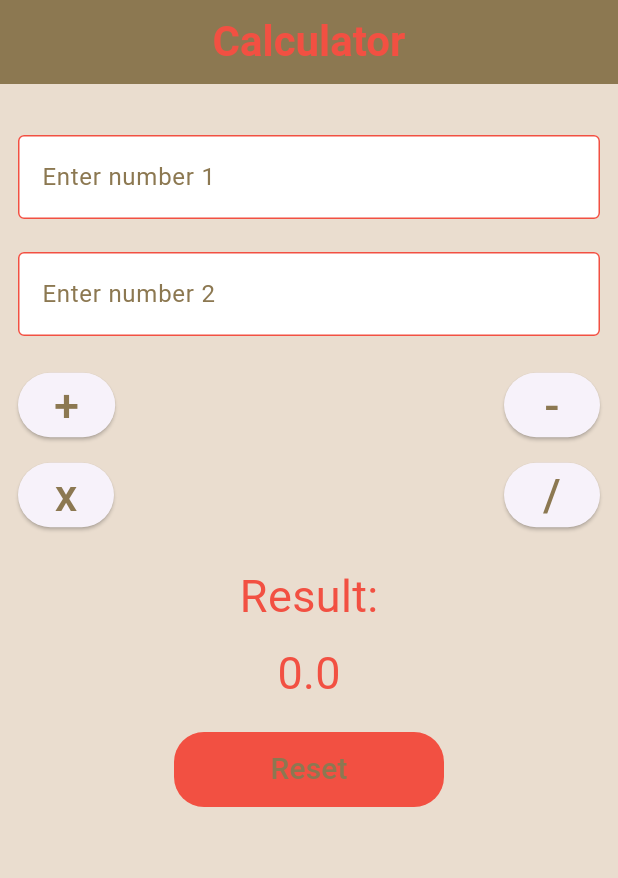
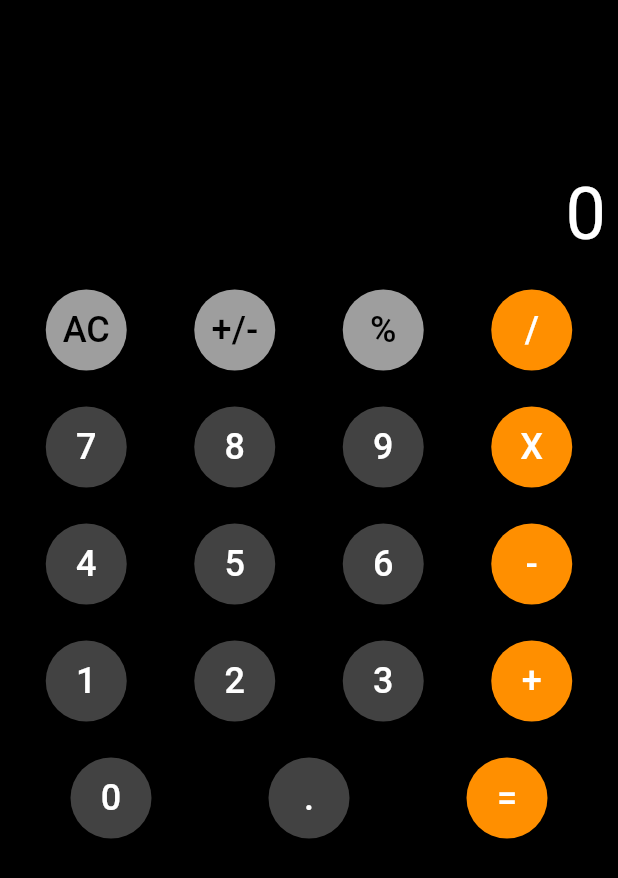
Before and after one commit to yyBasiony/calculator, a Flutter app: the screen it shows after launch, on a phone screen of 412 x 824 dp. Shown: the top 878 px of the screen. Run offline on Flutter 3.47's test engine with Material 3 defaults, Android fonts, the phone set to English and light mode, and no system bars.

Commit message:
update ui and func

```diff
--- a/lib/calculator_methods.dart
+++ b/lib/calculator_methods.dart
@@ -1,4 +1,4 @@
-import 'package:flutter/material.dart';
+/*import 'package:flutter/material.dart';
 double add(double num1, double num2) {
   return num1 + num2;
 }
@@ -22,3 +22,4 @@ void resetControllers(TextEditingController con1, TextEditingController con2) {
   con1.clear();//عشان يفضي الميموري
   con2.clear();
 }
+*/
--- a/lib/home_page.dart
+++ b/lib/home_page.dart
@@ -1,218 +1,165 @@
-// main.dart or home_page.dart
-
 import 'package:flutter/material.dart';
-import 'calculator_methods.dart';
 
 class HomePage extends StatefulWidget {
-  const HomePage({super.key});
-
   @override
   State<HomePage> createState() => _HomePageState();
 }
 
 class _HomePageState extends State<HomePage> {
-  final TextEditingController con1 = TextEditingController();//للتحكم في المدخلات
-  final TextEditingController con2 = TextEditingController();
-  String result = "0.0";
+  String result = '0';
+  String finalResult = '0';
+  double num1 = 0.0;
+  double num2 = 0.0;
+  String operation = '';
 
-  void calculate(String operation) {
-    double num1 = double.tryParse(con1.text) ?? 0;//برجع ليهم القيمة بتاعتهم اللي هي double
-    double num2 = double.tryParse(con2.text) ?? 0;
-
-    double calcResult;
-    //swithch expection
-    try {
-      switch (operation) {
-        case '+':
-          calcResult = add(num1, num2);
-          break;
-        case '-':
-          calcResult = subtract(num1, num2);
-          break;
-        case 'x':
-          calcResult = multiply(num1, num2);
-          break;
-        case '/':
-          calcResult = divide(num1, num2);
-          break;
-        default:
-          calcResult = 0;
+  bottomPressed(String btnValue) {
+    if (btnValue == 'AC') {
+      finalResult = '0';
+      num1 = 0.0;
+      num2 = 0.0;
+      operation = '';
+    } else if (btnValue == '+' ||
+        btnValue == '-' ||
+        btnValue == 'X' ||
+        btnValue == '/') {
+      num1 = double.parse(result);
+      operation = btnValue;
+      finalResult = '0';
+      result = result + btnValue;
+    } else if (btnValue == '.') {
+      if (finalResult.contains('.')) {
+        // Do nothing if already contains a dot
+      } else {
+        finalResult = finalResult + btnValue;
       }
-      setState(() {
-        result = calcResult.toStringAsFixed(6); // عرض ست ارقام  بعد العلامة العشرية
-      });
-    } catch (e) {
-      setState(() {
-        result = e.toString();
-      });
+    } else if (btnValue == '+/-') {
+      if (result.toString().contains('-')) {
+        result = result.toString().substring(1);
+        finalResult = result;
+      } else {
+        result = '-' + result;
+        finalResult = result;
+      }
+    } else if (btnValue == '%') {
+      num2 = double.parse(result);
+      finalResult = (num2 / 100).toString();
+    } else if (btnValue == '=') {
+      num2 = double.parse(result);
+      if (operation == '+') {
+        finalResult = (num1 + num2).toString();
+      }
+      if (operation == '-') {
+        finalResult = (num1 - num2).toString();
+      }
+      if (operation == 'X') {
+        finalResult = (num1 * num2).toString();
+      }
+      if (operation == '/') {
+        finalResult = (num1 / num2).toString();
+      }
+    } else {
+      finalResult = finalResult + btnValue;
     }
+    setState(() {
+      result = double.parse(finalResult).toString();
+    });
   }
 
-  void reset() {
-    setState(() {
-      result = '0.0';
-    });
-    resetControllers(con1, con2);
+  Widget buttonForm(String text, Color textColor, Color backgroundColor) {
+    return Expanded(  // Wrap each button with Expanded
+      child: Container(
+        padding: EdgeInsets.all(8),
+        child: MaterialButton(
+          onPressed: () {
+             bottomPressed(text);
+          },
+          shape: CircleBorder(),
+          padding: EdgeInsets.all(10),
+          color: backgroundColor,
+          child: Text(
+            text,
+            style: TextStyle(fontSize: 24, color: textColor),
+          ),
+        ),
+      ),
+    );
   }
 
   @override
   Widget build(BuildContext context) {
     return Scaffold(
-      appBar: AppBar(
-        backgroundColor: Color(0xff8c7851),
-        title: Text(
-          "Calculator",
-          style: TextStyle(
-            fontSize: 28,
-            color: Color(0xfff25042),
-            fontWeight: FontWeight.bold,
-          ),
-        ),
-        centerTitle: true,
-      ),
-      backgroundColor: Color(0xffeaddcf),
-      body: Padding(
-        padding: const EdgeInsets.all(12.0),
+      backgroundColor: Colors.black,
+      body:
+      Padding(
+        padding: EdgeInsets.all(8),
         child: Column(
+           mainAxisAlignment: MainAxisAlignment.start,
           children: [
-            SizedBox(height: 22),
-            TextFormField(
-              textAlign: TextAlign.start,
-              controller: con1,
-              keyboardType: TextInputType.number,
-              decoration: InputDecoration(
-                filled: true,
-                fillColor: Colors.white,
-                labelText: 'Enter number 1',
-                labelStyle: TextStyle(
-                  color: Color(0xff8c7851),
-                ),
-                border: OutlineInputBorder(
-                  borderSide: BorderSide(
-                    color: Color(0xfff25042),
-                  ),
-                ),
-                enabledBorder: OutlineInputBorder(
-                  borderSide: BorderSide(
-                    color: Color(0xfff25042),
-                  ),
-                ),
-                focusedBorder: OutlineInputBorder(
-                  borderSide: BorderSide(
-                    color: Color(0xfff25042),
-                  ),
-                ),
-              ),
-            ),
-            SizedBox(height: 22),
-            TextFormField(
-              textAlign: TextAlign.start,
-              controller: con2,
-              keyboardType: TextInputType.number,
-              decoration: InputDecoration(
-                filled: true,
-                fillColor: Colors.white,
-                labelText: 'Enter number 2',
-                labelStyle: TextStyle(
-                  color: Color(0xff8c7851),
-                ),
-                border: OutlineInputBorder(
-                  borderSide: BorderSide(
-                    color: Color(0xfff25042),
-                  ),
-                ),
-                enabledBorder: OutlineInputBorder(
-                  borderSide: BorderSide(
-                    color: Color(0xfff25042),
-                  ),
-                ),
-                focusedBorder: OutlineInputBorder(
-                  borderSide: BorderSide(
-                    color: Color(0xfff25042),
-                  ),
-                ),
-              ),
-            ),
-            SizedBox(height: 22),
+             SizedBox(height: 100),
             Row(
-              mainAxisAlignment: MainAxisAlignment.spaceBetween,
+              mainAxisAlignment: MainAxisAlignment.end,
               children: [
-                ElevatedButton(
-                  onPressed: () => calculate('+'),
-                  child: Text(
-                    "+",
-                    style: TextStyle(
-                      fontSize: 30,
-                      color: Color(0xff8c7851),
-                    ),
-                  ),
-                ),
-                ElevatedButton(
-                  onPressed: () => calculate('-'),
-                  child: Text(
-                    "-",
-                    style: TextStyle(
-                      fontSize: 30,
-                      color: Color(0xff8c7851),
-                    ),
+                Text(
+                  textAlign: TextAlign.left,
+                  "$finalResult",
+                  style: TextStyle(
+                    fontSize: 48,
+                    color: Colors.white,
                   ),
                 ),
               ],
             ),
-            SizedBox(height: 12),
+            SizedBox(height: 8),
             Row(
-              mainAxisAlignment: MainAxisAlignment.spaceBetween,
-              children: [
-                ElevatedButton(
-                  onPressed: () => calculate('x'),
-                  child: Text(
-                    "x",
-                    style: TextStyle(
-                      fontSize: 30,
-                      color: Color(0xff8c7851),
-                    ),
-                  ),
-                ),
-                ElevatedButton(
-                  onPressed: () => calculate('/'),
-                  child: Text(
-                    "/",
-                    style: TextStyle(
-                      fontSize: 30,
-                      color: Color(0xff8c7851),
-                    ),
-                  ),
-                ),
+              mainAxisAlignment: MainAxisAlignment.spaceEvenly,
+             children: <Widget>[
+                buttonForm("AC", Colors.black, Colors.grey),
+                buttonForm("+/-", Colors.black, Colors.grey),
+               buttonForm("%", Colors.black, Colors.grey),
+               buttonForm("/", Colors.white, Colors.amber[800]!),
+               ],
+            ),
+            SizedBox(height: 8), // Increase spacing
+            Row(
+              mainAxisAlignment: MainAxisAlignment.spaceEvenly,
+              children: <Widget>[
+                buttonForm("7", Colors.white, Colors.grey[800]!),
+                buttonForm("8", Colors.white, Colors.grey[800]!),
+                buttonForm("9", Colors.white, Colors.grey[800]!),
+                buttonForm("X", Colors.white, Colors.amber[800]!),
               ],
             ),
-            SizedBox(height: 22),
-            Text(
-              "Result:",
-              style: TextStyle(fontSize: 30, color: Color(0xfff25042)),
+            SizedBox(height: 8), // Increase spacing
+            Row(
+              mainAxisAlignment: MainAxisAlignment.spaceEvenly,
+              children: <Widget>[
+                buttonForm("4", Colors.white, Colors.grey[800]!),
+                buttonForm("5", Colors.white, Colors.grey[800]!),
+                buttonForm("6", Colors.white, Colors.grey[800]!),
+                buttonForm("-", Colors.white, Colors.amber[800]!),
+              ],
             ),
-            SizedBox(height: 8),
-            Text(
-              result,
-              style: TextStyle(fontSize: 30, color: Color(0xfff25042)),
+            SizedBox(height: 8), // Increase spacing
+            Row(
+              mainAxisAlignment: MainAxisAlignment.spaceEvenly,
+              children: <Widget>[
+                buttonForm("1", Colors.white, Colors.grey[800]!),
+                buttonForm("2", Colors.white, Colors.grey[800]!),
+                buttonForm("3", Colors.white, Colors.grey[800]!),
+                buttonForm("+", Colors.white, Colors.amber[800]!),
+              ],
             ),
-            SizedBox(height: 18),
-            Container(
-              height: 50,
-              width: 180,
-              decoration: BoxDecoration(
-                color: Color(0xfff25042),
-                borderRadius: BorderRadius.circular(20),
-              ),
-              child: MaterialButton(
-                onPressed: reset,
-                child: Text(
-                  "Reset",
-                  style: TextStyle(fontSize: 20, color: Color(0xff8c7851)),
-                ),
-              ),
+            SizedBox(height: 8), // Increase spacing
+            Row(
+              mainAxisAlignment: MainAxisAlignment.spaceEvenly,
+              children: <Widget>[
+                buttonForm("0", Colors.white, Colors.grey[800]!),
+                buttonForm(".", Colors.white, Colors.grey[800]!),
+                buttonForm("=", Colors.white, Colors.amber[800]!),
+              ],
             ),
-          ],
-        ),
+           ],
+         ),
       ),
     );
   }
```
